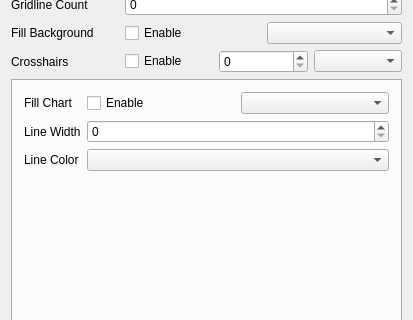
Qt form chartexamples/mainwindow.ui (presstab/psscharts) before a commit; both pictures show x 0 to 413 and y 258 to 578 of the 413 by 878 pixel window.
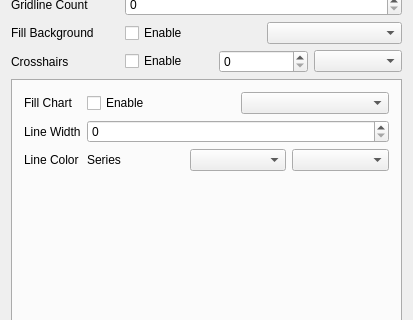
The same form after that commit. The open tabs and pages were chosen to show the change.

Commit message: Multiseries line charts.

Patch:
```diff
--- a/chartexamples/mainwindow.ui
+++ b/chartexamples/mainwindow.ui
@@ -522,7 +522,21 @@
              </widget>
             </item>
             <item row="2" column="1">
-             <widget class="QComboBox" name="comboboxLineColor"/>
+             <layout class="QHBoxLayout" name="horizontalLayout_19">
+              <item>
+               <widget class="QLabel" name="label_25">
+                <property name="text">
+                 <string>Series</string>
+                </property>
+               </widget>
+              </item>
+              <item>
+               <widget class="QComboBox" name="comboboxSeriesLineColor"/>
+              </item>
+              <item>
+               <widget class="QComboBox" name="comboboxLineColor"/>
+              </item>
+             </layout>
             </item>
            </layout>
           </widget>
```
Left out of the diff: 4 changed lines with no effect on the pictures. The commit also changes 6 other files.
